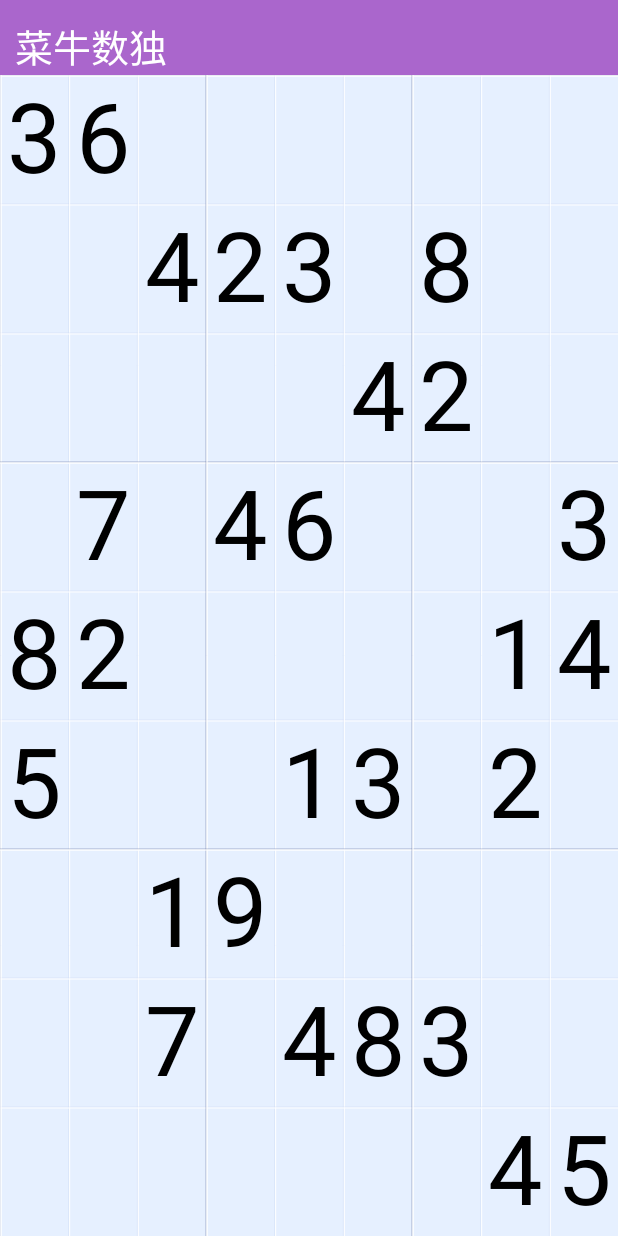
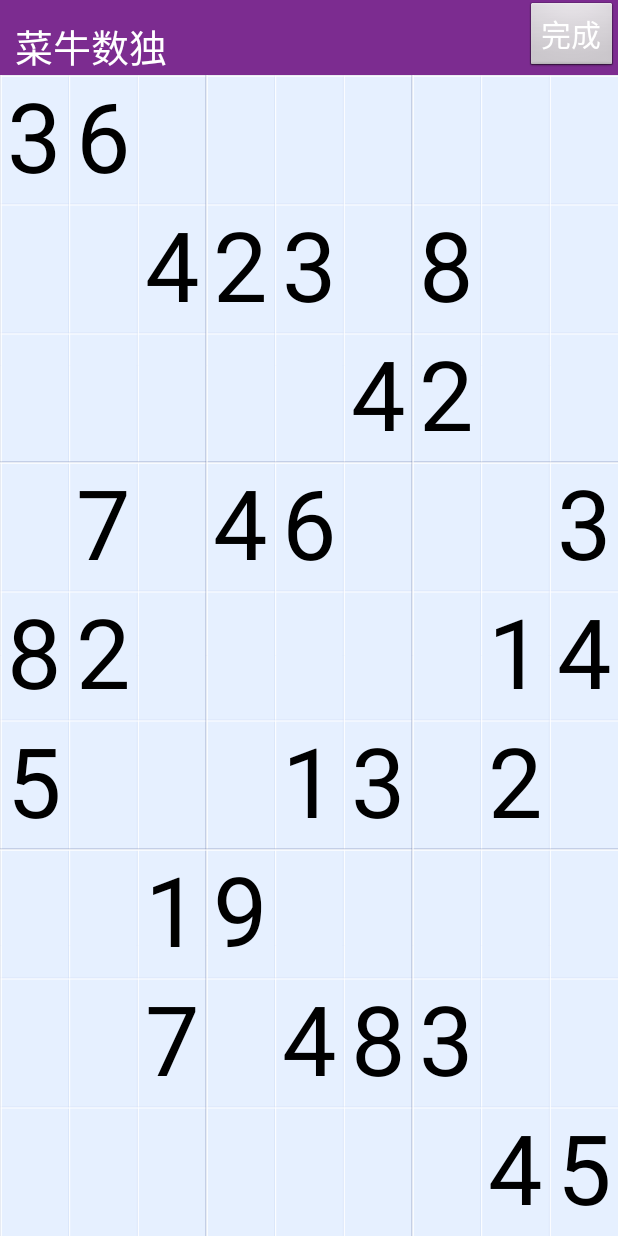
Before and after one commit to benxhinGH/Sudo, an Android app: the screen it shows after launch (MainActivity), on a phone screen of 412 x 824 dp. Run offline under Robolectric (Android 15) with nearby library versions, the phone set to English and light mode, and no system bars.

Commit message:
完成判定结果的功能

```diff
--- a/app/src/main/java/com/lius/sudo/MainActivity.java
+++ b/app/src/main/java/com/lius/sudo/MainActivity.java
@@ -9,8 +9,10 @@ import android.view.Display;
 import android.view.LayoutInflater;
 import android.view.View;
 import android.view.Window;
+import android.widget.Button;
 import android.widget.LinearLayout;
 import android.widget.TextView;
+import android.widget.Toast;
 
 import org.w3c.dom.Text;
 
@@ -20,11 +22,29 @@ import org.w3c.dom.Text;
  */
 public class MainActivity extends Activity {
 
+    private Button completeButton;
+    private Game game=new Game();
+    private SudoView sudoView;
+
     @Override
     protected void onCreate(Bundle savedInstanceState) {
         super.onCreate(savedInstanceState);
         requestWindowFeature(Window.FEATURE_NO_TITLE);
         setContentView(R.layout.main);
+        sudoView=(SudoView)findViewById(R.id.first_sudoview);
+        completeButton=(Button)findViewById(R.id.complete_button);
+        completeButton.setOnClickListener(new View.OnClickListener() {
+            @Override
+            public void onClick(View v) {
+                if(sudoView.game.judgeResult()){
+                    Toast.makeText(MainActivity.this,"恭喜过关！",Toast.LENGTH_SHORT).show();
+
+                }else{
+                    Toast.makeText(MainActivity.this,"存在错误！",Toast.LENGTH_SHORT).show();
+
+                }
+            }
+        });
 
 
 
--- a/app/src/main/java/com/lius/sudo/SudoView.java
+++ b/app/src/main/java/com/lius/sudo/SudoView.java
@@ -4,7 +4,6 @@ import android.content.Context;
 import android.graphics.Canvas;
 import android.graphics.Color;
 import android.graphics.Paint;
-import android.graphics.Rect;
 import android.util.AttributeSet;
 import android.view.MotionEvent;
 import android.view.View;
@@ -108,4 +107,5 @@ public class SudoView extends View{
         invalidate();
     }
 
+
 }
--- a/app/src/main/res/layout/main.xml
+++ b/app/src/main/res/layout/main.xml
@@ -6,7 +6,7 @@
     <RelativeLayout
         android:layout_width="match_parent"
         android:layout_height="50dp"
-        android:background="@android:color/holo_purple">
+        android:background="@color/purple">
         <TextView
             android:layout_width="wrap_content"
             android:layout_height="wrap_content"
@@ -16,8 +16,18 @@
             android:gravity="bottom"
             android:layout_alignParentBottom="true"
             android:paddingLeft="10dp"/>
+        <Button
+            android:layout_width="wrap_content"
+            android:layout_height="wrap_content"
+            android:id="@+id/complete_button"
+            android:layout_alignParentRight="true"
+            android:layout_centerVertical="true"
+            android:text="完成"
+            android:textColor="#ffffff"
+            android:textSize="20sp"/>
     </RelativeLayout>
     <com.lius.sudo.SudoView
+        android:id="@+id/first_sudoview"
         android:layout_width="match_parent"
         android:layout_height="match_parent" />
 
```
Also changed, not shown: app/src/main/java/com/lius/sudo/Game.java (+49 -5 lines).
